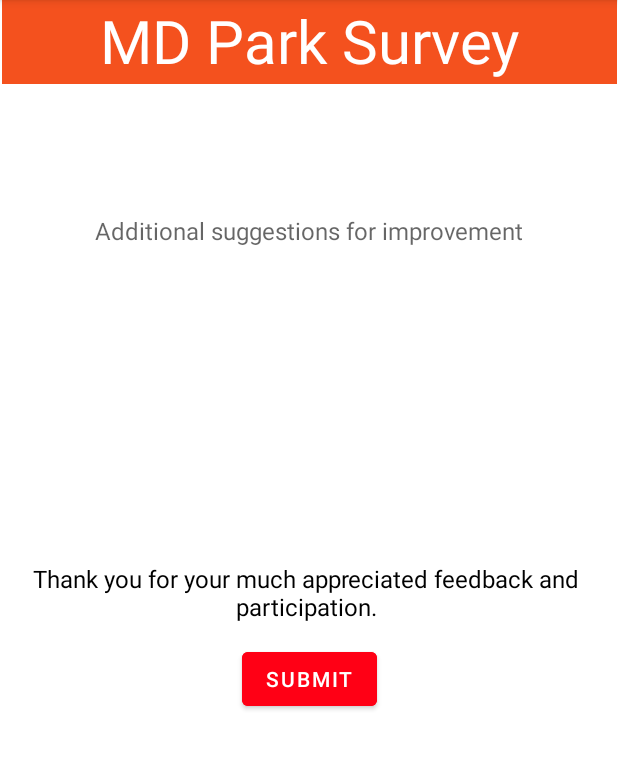
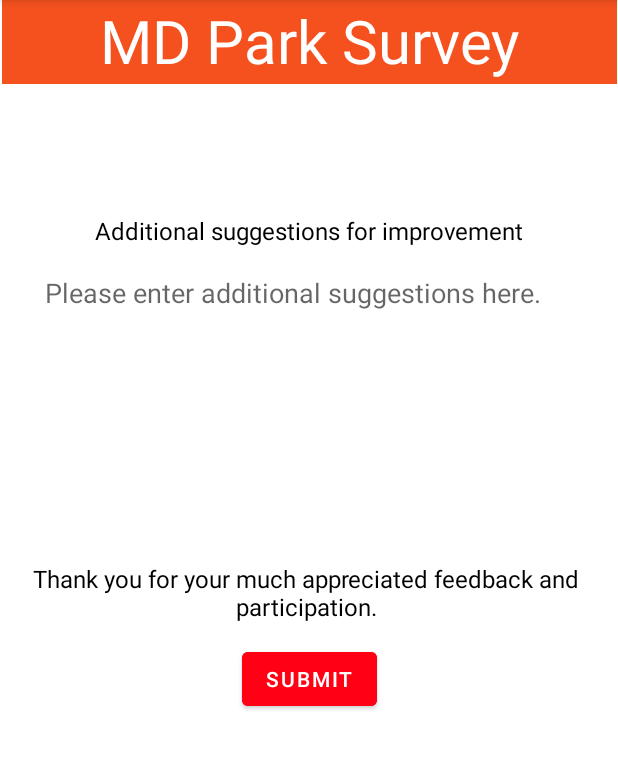
Before and after one commit to ppappala/CMSC436_Final_Project, an Android app: the pageThreeSurvey screen opened directly, with no data from a screen before it, on a phone screen of 412 x 824 dp, the part 84-854 px from its top. Run offline under Robolectric (Android 15) with nearby library versions, the phone set to English and light mode, and no system bars.

Commit message:
made it so that for page 3, once feedback is given

```diff
--- a/app/src/main/java/com/example/parkmobilesurvey/pageThreeSurvey.kt
+++ b/app/src/main/java/com/example/parkmobilesurvey/pageThreeSurvey.kt
@@ -43,8 +43,7 @@ class pageThreeSurvey : AppCompatActivity() {
             }
             else{
                 Toast.makeText(this, "Survey answers saved", Toast.LENGTH_SHORT).show()
-                // maybe do the saving data here
-                //finish()
+                startActivity(Intent(this, MainActivity::class.java))
 
             }
 
--- a/app/src/main/res/layout/activity_page_three_survey.xml
+++ b/app/src/main/res/layout/activity_page_three_survey.xml
@@ -15,7 +15,7 @@
         android:layout_marginBottom="480dp"
         android:background="#FFFFFF"
         android:textAlignment="center"
-        android:hint="Additional suggestions for improvement"
+        android:text="Additional suggestions for improvement"
         android:textColor="#000000"
         android:textSize="16sp"
         app:layout_constraintBottom_toBottomOf="parent"
@@ -29,6 +29,8 @@
         android:layout_width="352dp"
         android:layout_height="152dp"
         android:backgroundTint="@color/cardview_light_background"
+        android:background="@color/cardview_light_background"
+        android:hint="Please enter additional suggestions here."
         android:gravity="top|start"
         android:inputType="textMultiLine"
         android:lines="8"
```
